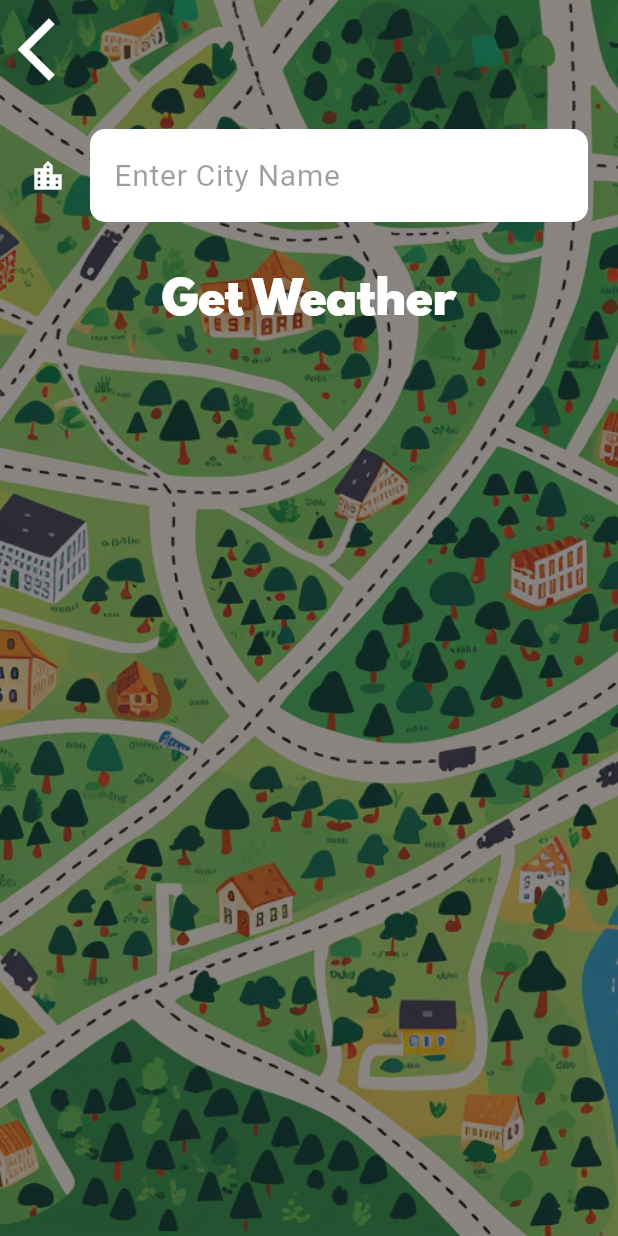
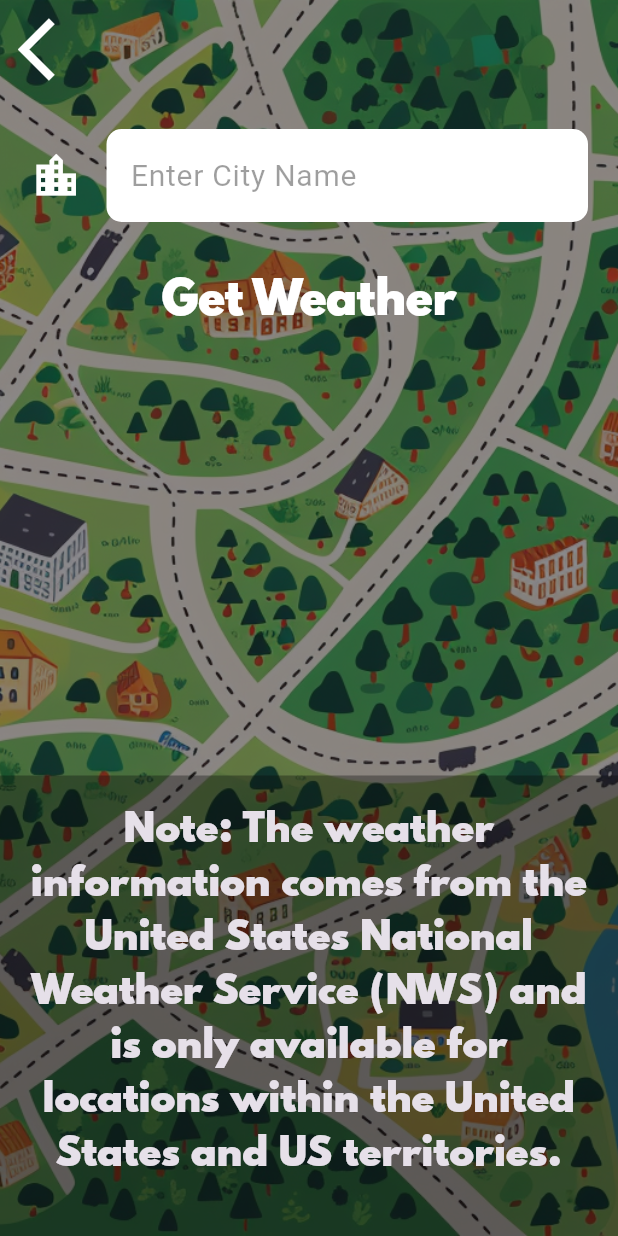
Before and after one commit to michellejw/weather_app, a Flutter app: the CityScreen screen opened directly, on a phone screen of 412 x 824 dp. Run offline on Flutter 3.47's test engine with Material 3 defaults, Android fonts, the phone set to English and light mode, and no system bars; our stand-ins replace flutter_dotenv, flutter_spinkit, geolocator.

Commit message:
add note to the city screen to let users know that only US locations will work

```diff
--- a/lib/screens/city_screen.dart
+++ b/lib/screens/city_screen.dart
@@ -24,7 +24,8 @@ class CityScreenState extends State<CityScreen> {
           ),
         ),
         constraints: const BoxConstraints.expand(),
-        child: SafeArea(
+        child: Padding(
+          padding: EdgeInsets.only(top: MediaQuery.of(context).padding.top),
           child: Column(
             children: <Widget>[
               Align(
@@ -62,6 +63,22 @@ class CityScreenState extends State<CityScreen> {
                   style: kButtonTextStyle,
                 ),
               ),
+              const Spacer(),
+              Align(
+                alignment: Alignment.bottomCenter,
+                child: Container(
+                  width: double.infinity,
+                  padding: const EdgeInsets.fromLTRB(15.0, 15.0, 15.0, 40.0),
+                  color: const Color(0x57050505),
+                  child: const Text(
+                    'Note: The weather information comes from the United States '
+                    'National Weather Service (NWS) and is only available for '
+                    'locations within the United States and US territories.',
+                    style: kMessageTextStyle,
+                    textAlign: TextAlign.center,
+                  ),
+                ),
+              ),
             ],
           ),
         ),
--- a/lib/utilities/constants.dart
+++ b/lib/utilities/constants.dart
@@ -28,6 +28,7 @@ const kTextInputDecoration = InputDecoration(
   icon: Icon(
     Icons.location_city,
     color: Colors.white,
+    size: 35.0,
   ),
   hintText: 'Enter City Name',
   hintStyle: TextStyle(color: Colors.black38),
```
